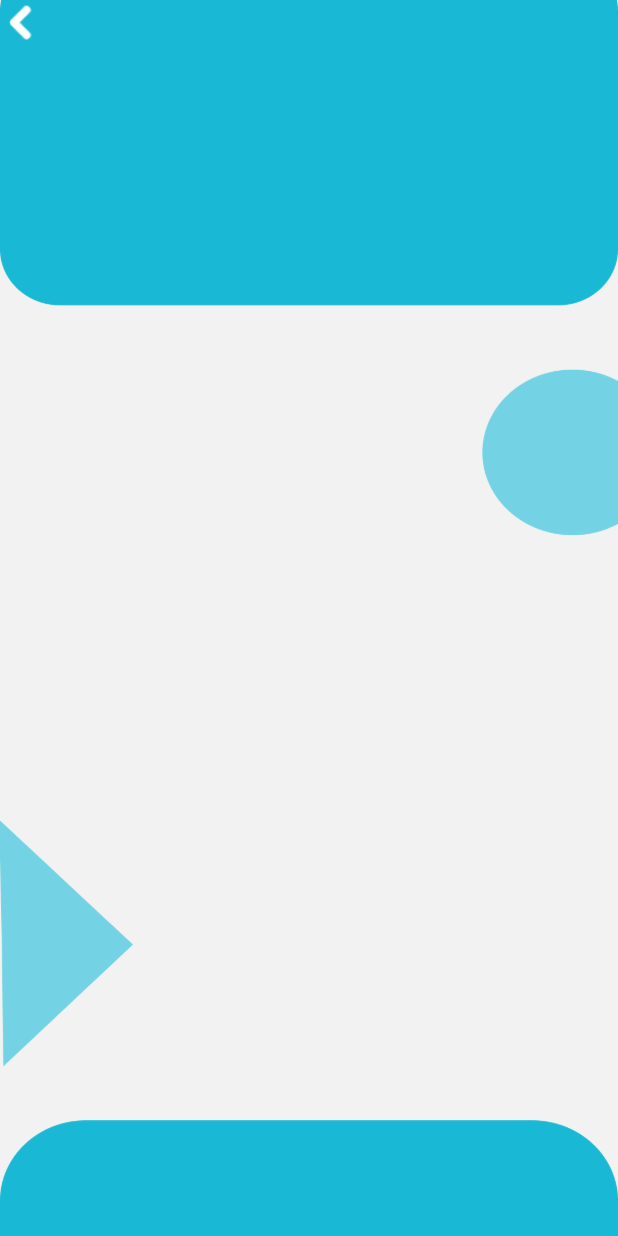
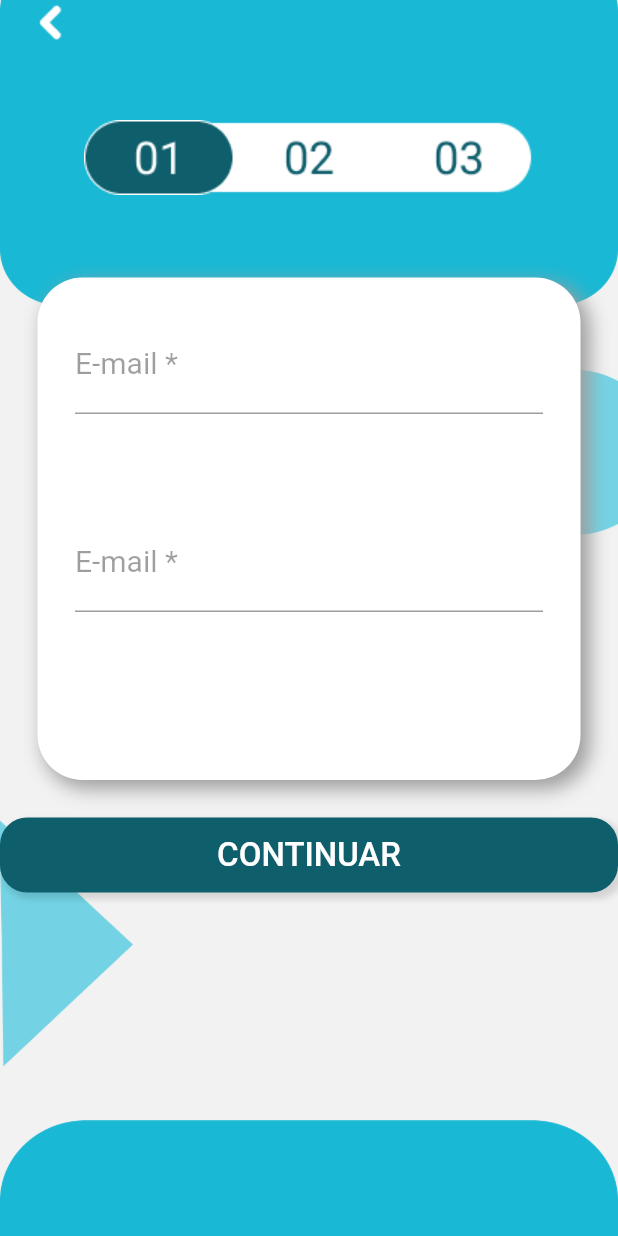
Before and after one commit to JuanPablooo/clean_house, a Flutter app: the Passo1Cliente screen opened directly, on a phone screen of 412 x 824 dp. Run offline on Flutter 3.47's test engine with Material 2 defaults, Android fonts, the phone set to English and light mode, and no system bars; project files that could hold a hidden picture were left out.

Commit message:
iniciando passos das etapas do formulario

```diff
--- a/lib/view/cadastro/clientes/passo-1-cliente.dart
+++ b/lib/view/cadastro/clientes/passo-1-cliente.dart
@@ -1,6 +1,11 @@
 
 
+import 'package:clean_house/constants/cores.dart';
 import 'package:clean_house/view/widgets/background.dart';
+import 'package:clean_house/view/widgets/buttons/btn-generic.dart';
+import 'package:clean_house/view/widgets/buttons/input-email.dart';
+import 'package:clean_house/view/widgets/buttons/input-senha.dart';
+import 'package:clean_house/view/widgets/input-widget-generic.dart';
 import 'package:flutter/material.dart';
 class Passo1Cliente extends StatefulWidget {
   @override
@@ -8,38 +13,104 @@ class Passo1Cliente extends StatefulWidget {
     return _Passo1Cliente();
   }
 }
+teste(value){
+  (x)=>{
+    if(x!="f"){
+      print("oooo")
+    },
+  print(x)
+  };
 
+}
 class _Passo1Cliente extends State<Passo1Cliente> {
+
   @override
   Widget build(BuildContext context) {
+    print(inputEmail());
     return Scaffold(
-//      appBar: AppBar(
-//        backgroundColor: Color.fromRGBO(25,184,212,1),
-//       elevation: 0.0,
-//        title: Text("Priorizando a sua experiência!",
-//          style: TextStyle() ,
-//        ),
-//      ),
       resizeToAvoidBottomInset : false,
+
       body: Container(
+//        padding: EdgeInsets.only(top: 30, left: 30, right: 30),
         decoration: Background.desenha("background-cinza2.png"),
         child: ListView(
           children: <Widget>[
             SizedBox(
               height: 80,
               child: Container(
+                padding:  EdgeInsets.only(left: 20),
                 alignment: Alignment.topLeft,
-//                decoration: BoxDecoration(
-//                  color: Colors.deepPurple
-//                ),
                 child: SizedBox(
                   height: 30,
                   width: 30,
                   child: Image.asset("assets/icon-voltar.png"),
                 ),
-//                decoration: Background.desenha("retangulo-superior.png"),
               ),
-            )
+            ),
+            SizedBox(
+              height: 50,
+              width: 50,
+              child: Container(
+                child: SizedBox(
+                  height: 50,
+                  width: 50,
+                  child: Image.asset("assets/passo1c.png"),
+                ),
+              ),
+            ),
+            SizedBox(
+              height: 55,
+            ),
+            SizedBox(
+              height: 335,
+              child: Container(
+
+                margin: EdgeInsets.only(left: 25, right: 25),
+                padding: EdgeInsets.only(left: 25, right: 25, top: 25),
+                decoration: BoxDecoration(
+                  color: Colors.white,
+                  borderRadius: BorderRadius.all(
+                    Radius.circular(30)
+                  ),
+                  boxShadow: [
+                    BoxShadow(
+                      offset: Offset(5,5),
+                      blurRadius: 10.0,
+                      spreadRadius: .8,
+                      color: Colors.grey
+                    )
+                  ]
+                ),
+                child: ListView(
+                  children: <Widget>[
+                    TextFormField(
+                      //autofocus: true,
+                      keyboardType: TextInputType.emailAddress,
+                      decoration: InputDecoration(
+                          labelText: "E-mail *",
+                          labelStyle: TextStyle(
+                            color: Colors.black38,
+                            fontWeight: FontWeight.w400,
+                            fontSize: 20,
+                          )
+                      ),
+                      style: TextStyle(
+                        fontSize: 20 ,
+                      ),
+                    ),
+                    inputSenha(),
+                    InputeGeneric()
+
+                  ],
+                ),
+              ),
+            ),
+            SizedBox(
+              height: 25,
+            ),
+            btnGeneric("CONTINUAR", myDarkBlue, null, null, 50.3),
+            //InputeGeneric(validacao: teste("este é p valor"),)
+
           ],
         ),
 
--- a/lib/view/widgets/buttons/btn-generic.dart
+++ b/lib/view/widgets/buttons/btn-generic.dart
@@ -19,10 +19,19 @@ Container btnGeneric(titulo, cor, funcao, imgName, widthBtn){
     icone = addImgButton(imgName);
   }
  return Container(
+
    width: widthBtn,
   height: 50,
   alignment: Alignment.centerLeft,
   decoration: BoxDecoration(
+    boxShadow: [
+      BoxShadow(
+          offset: Offset(3,3),
+          blurRadius: 3.0,
+          spreadRadius: .8,
+          color: Colors.black12
+      )
+    ],
     color: cor,
     borderRadius: BorderRadius.all(Radius.circular(18)),
 
--- /dev/null
+++ b/lib/view/widgets/input-widget-generic.dart
@@ -0,0 +1,34 @@
+import 'package:flutter/material.dart';
+
+class InputeGeneric extends StatelessWidget{
+
+  Function validacao;
+  String keyInput;
+//  InputeGeneric();
+  InputeGeneric({Function validacao}){
+    this.validacao = validacao;
+  }
+
+  @override
+  Widget build(BuildContext context){
+    return TextFormField(
+      //autofocus: true,
+
+      keyboardType: TextInputType.emailAddress,
+      validator: validacao,
+      decoration: InputDecoration(
+          labelText: "E-mail *",
+          labelStyle: TextStyle(
+            color: Colors.black38,
+            fontWeight: FontWeight.w400,
+            fontSize: 20,
+          )
+      ),
+      style: TextStyle(
+        fontSize: 20 ,
+      ),
+    );
+  }
+
+
+}
```
Also changed, not shown: lib/view/cadastro/escolha-perfil.page.dart (+0 -10 lines), assets/passo1c.png (added), assets/passo2c.png (added), assets/passo3c.png (added).
